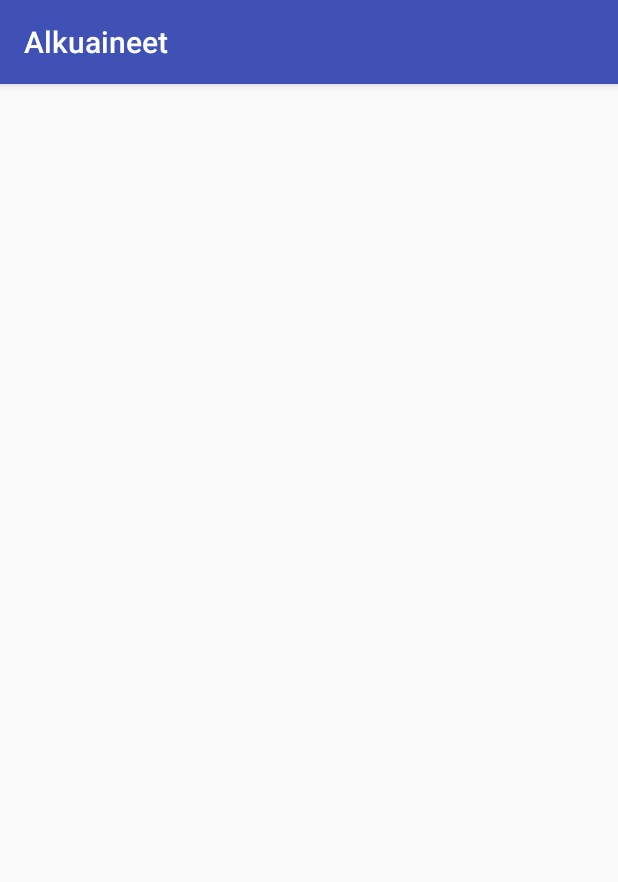
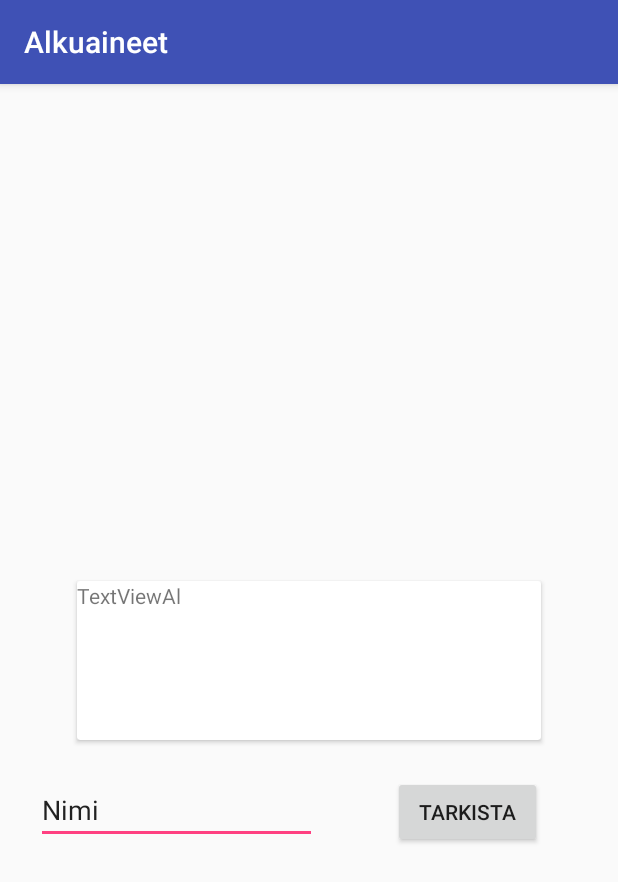
Before and after one commit to magdapoppins/android-elements-game, an Android app: the QuestionActivity screen opened directly, with no data from a screen before it, on a phone screen of 412 x 824 dp. Shown: the top 882 px of the screen. Run offline under Robolectric (Android 15) with nearby library versions, the phone set to English and light mode, and no system bars.

Commit message:
Check answer

```diff
--- a/app/build.gradle
+++ b/app/build.gradle
@@ -30,4 +30,5 @@ dependencies {
     testImplementation 'junit:junit:4.12'
     androidTestImplementation 'com.android.support.test:runner:1.0.2'
     androidTestImplementation 'com.android.support.test.espresso:espresso-core:3.0.2'
+    implementation 'com.android.support:cardview-v7:28.0.0-alpha1'
 }
--- a/app/src/main/java/poppins/magda/elements/QuestionActivity.kt
+++ b/app/src/main/java/poppins/magda/elements/QuestionActivity.kt
@@ -1,8 +1,14 @@
 package poppins.magda.elements
 
+import android.content.Intent
 import android.support.v7.app.AppCompatActivity
 import android.os.Bundle
+import android.view.View
+import android.widget.EditText
+import kotlinx.android.synthetic.main.activity_question.*
 import java.util.Random
+
+const val EXTRA_QUESTION = "poppins.magda.elements.QUESTION"
 
 class QuestionActivity : AppCompatActivity() {
 
@@ -10,9 +16,9 @@ class QuestionActivity : AppCompatActivity() {
         super.onCreate(savedInstanceState)
         setContentView(R.layout.activity_question)
 
-        val question_index = rand(0, element_codes.size)
-        val question = element_codes[question_index]
-        val answer = element_names[question_index]
+        val question_start_index = rand(0, element_codes.size)
+
+        question_textbox.append(element_codes[question_start_index])
 
     }
 
@@ -36,4 +42,13 @@ class QuestionActivity : AppCompatActivity() {
     fun rand(from: Int, to: Int) : Int {
         return random.nextInt(to - from) + from
     }
+
+    fun check_question(view: View){
+        val answerText = findViewById<EditText>(R.id.answer_box)
+        val answer = answerText.text.toString()
+        val intent = Intent(this, QuestionActivity::class.java).apply {
+            putExtra(EXTRA_QUESTION, answer)
+        }
+        startActivity(intent)
+    }
 }
--- a/app/src/main/res/layout/activity_question.xml
+++ b/app/src/main/res/layout/activity_question.xml
@@ -6,4 +6,47 @@
     android:layout_height="match_parent"
     tools:context=".QuestionActivity">
 
+    <android.support.v7.widget.CardView
+        android:id="@+id/cardView"
+        android:layout_width="309dp"
+        android:layout_height="106dp"
+        android:layout_marginBottom="24dp"
+        android:layout_marginEnd="24dp"
+        android:layout_marginStart="24dp"
+        android:layout_marginTop="24dp"
+        app:layout_constraintBottom_toBottomOf="parent"
+        app:layout_constraintEnd_toEndOf="parent"
+        app:layout_constraintStart_toStartOf="parent"
+        app:layout_constraintTop_toTopOf="parent">
+
+        <TextView
+            android:id="@+id/question_textbox"
+            android:layout_width="match_parent"
+            android:layout_height="145dp"
+            android:text="TextView" />
+    </android.support.v7.widget.CardView>
+
+    <EditText
+        android:id="@+id/answer_box"
+        android:layout_width="187dp"
+        android:layout_height="wrap_content"
+        android:layout_marginStart="24dp"
+        android:layout_marginTop="24dp"
+        android:ems="10"
+        android:inputType="textPersonName"
+        android:text="Nimi"
+        app:layout_constraintStart_toStartOf="parent"
+        app:layout_constraintTop_toBottomOf="@+id/cardView" />
+
+    <Button
+        android:id="@+id/button3"
+        android:layout_width="99dp"
+        android:layout_height="wrap_content"
+        android:layout_marginEnd="24dp"
+        android:layout_marginStart="24dp"
+        android:layout_marginTop="24dp"
+        android:text="@string/submit_btn"
+        app:layout_constraintEnd_toEndOf="parent"
+        app:layout_constraintStart_toEndOf="@+id/answer_box"
+        app:layout_constraintTop_toBottomOf="@+id/cardView" />
 </android.support.constraint.ConstraintLayout>
--- a/app/src/main/res/values/strings.xml
+++ b/app/src/main/res/values/strings.xml
@@ -1,5 +1,6 @@
 <resources>
     <string name="app_name">Alkuaineet</string>
     <string name="start_btn">Aloita peli!</string>
+    <string name="submit_btn">Tarkista</string>
     <string name="start_text">Alkuaineiden jaksollinen järjestelmä</string>
 </resources>
```
